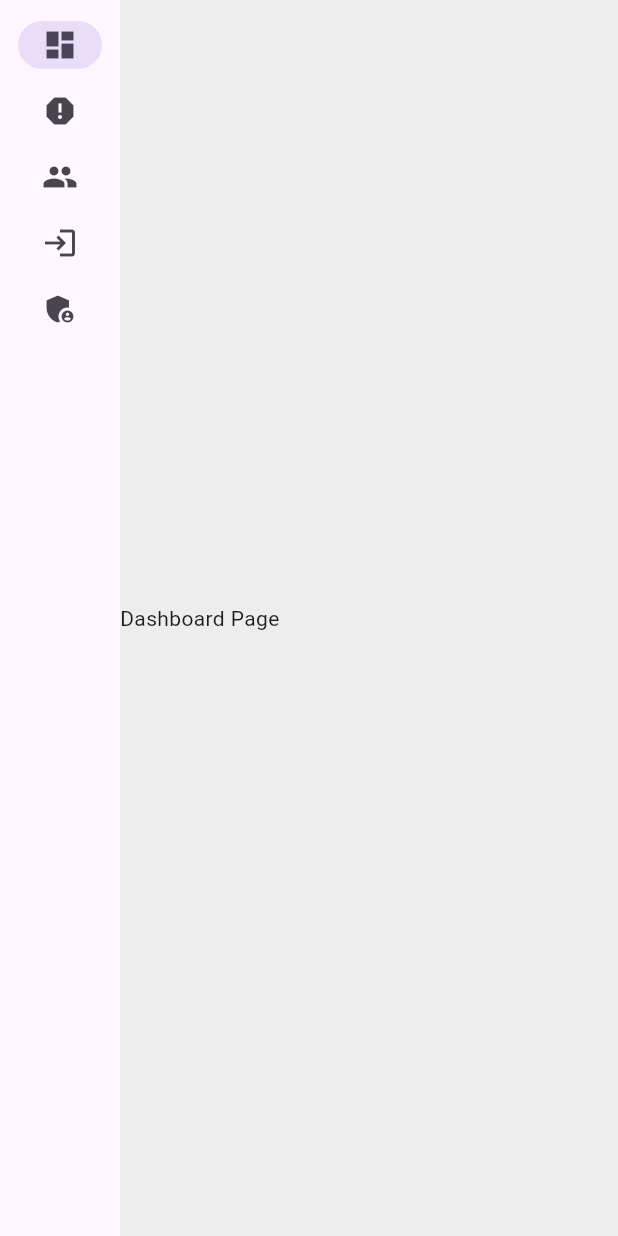
After one commit to aryan-madhavi/SIH25031, a Flutter app: the SideBar screen opened directly, on a phone screen of 412 x 824 dp. The commit adds this screen. Run offline on Flutter 3.47's test engine with Material 3 defaults, Android fonts, the phone set to English and light mode, and no system bars; our stand-ins replace firebase_core, flutter_riverpod; accounts and stored records are empty.

Commit message:
Added Sidebar for Web, Added Logic when flutter run -d chrome it will run web UI only not app and when flutter run -d emulator-5554(andriod or ios) it will run app UI only, made bottom nav bar dynamic using list

```diff
--- /dev/null
+++ b/lib/Web/Core/widgets/side_bar.dart
@@ -0,0 +1,53 @@
+import 'package:civic_reporter/Web/presentation/dashboard/screens/dashboard_page.dart';
+import 'package:flutter/material.dart';
+
+class SideBar extends StatefulWidget {
+  const SideBar({super.key});
+
+  @override
+  State<SideBar> createState() => _SideBarState();
+}
+
+class _SideBarState extends State<SideBar> {
+  int pageno=0;
+
+  final List<String> _labels = const [
+    "Dashboard",
+    "Reports",
+    "People",
+    "Logs",
+    "Administration",
+  ];
+
+  final List<Icon> _icons = const [
+    Icon(Icons.dashboard),
+    Icon(Icons.report_sharp),
+    Icon(Icons.group),
+    Icon(Icons.login),
+    Icon(Icons.admin_panel_settings),
+  ];
+
+  final List<Widget> _pages = const [
+    DashboardPage(),
+  ];
+
+  @override
+  Widget build(BuildContext context) {
+    return Scaffold(
+      body: Row(
+        children: [
+          NavigationRail(
+            selectedIndex: pageno,
+            onDestinationSelected: (int pageIndex) {setState(() {
+              pageno = pageIndex;
+            });
+            } ,
+            destinations: List.generate(_labels.length, (index) {
+              return NavigationRailDestination(icon: _icons[index], label: Text(_labels[index]),);
+            },),),
+            Expanded(child: _pages[pageno])
+        ],
+      ),
+    );
+  }
+}
--- /dev/null
+++ b/lib/Web/presentation/dashboard/screens/dashboard_page.dart
@@ -0,0 +1,16 @@
+import 'package:flutter/material.dart';
+
+class DashboardPage extends StatefulWidget {
+  const DashboardPage({super.key});
+
+  @override
+  State<DashboardPage> createState() => _DashboardPageState();
+}
+
+class _DashboardPageState extends State<DashboardPage> {
+  @override
+  Widget build(BuildContext context) {
+    // TODO: Dashboard UI
+    return Text("Dashboard Page");
+  }
+}
--- a/lib/main.dart
+++ b/lib/main.dart
@@ -3,11 +3,13 @@ import 'package:civic_reporter/App/Core/Theme/light_theme.dart';
 import 'package:civic_reporter/App/Core/Theme/riverpod/theme_provider.dart';
 import 'package:civic_reporter/App/Core/widgets/appbar_widget.dart';
 import 'package:civic_reporter/App/Core/widgets/bottom_nav_bar_widget.dart';
+import 'package:civic_reporter/Web/Core/widgets/side_bar.dart';
 // import 'package:civic_reporter/App/Core/widgets/bottom_nav_bar_widget.dart';
 // import 'package:civic_reporter/presentation/IssueReportingPage/Screens/issue_reporting_screen.dart';
 // import 'package:civic_reporter/App/presentation/home/screens/home_page.dart';
 import 'package:flutter/material.dart';
 import 'package:flutter_riverpod/flutter_riverpod.dart';
+import 'package:flutter/foundation.dart' show kIsWeb;
 
 void main() {
   runApp(ProviderScope(child: const MyApp()));
@@ -41,8 +43,8 @@ class RootScaffold extends StatelessWidget {
   @override
   Widget build(BuildContext context) {
     return Scaffold(
-      appBar: const AppbarWidget(),
-      body: const BottomNavBar(),
+      appBar: kIsWeb? null : const AppbarWidget(),
+      body: kIsWeb? const SideBar() : const BottomNavBar(),
     );
   }
 }
```
Also changed, not shown: lib/App/Core/widgets/bottom_nav_bar_widget.dart (+52 -28 lines), lib/Web/presentation/audit logs/screen/audit_logs_page.dart (added, +16 -0 lines), lib/Web/presentation/people/screen/people_page.dart (added, +16 -0 lines), lib/Web/presentation/reports/screen/reports_page.dart (added, +16 -0 lines).
